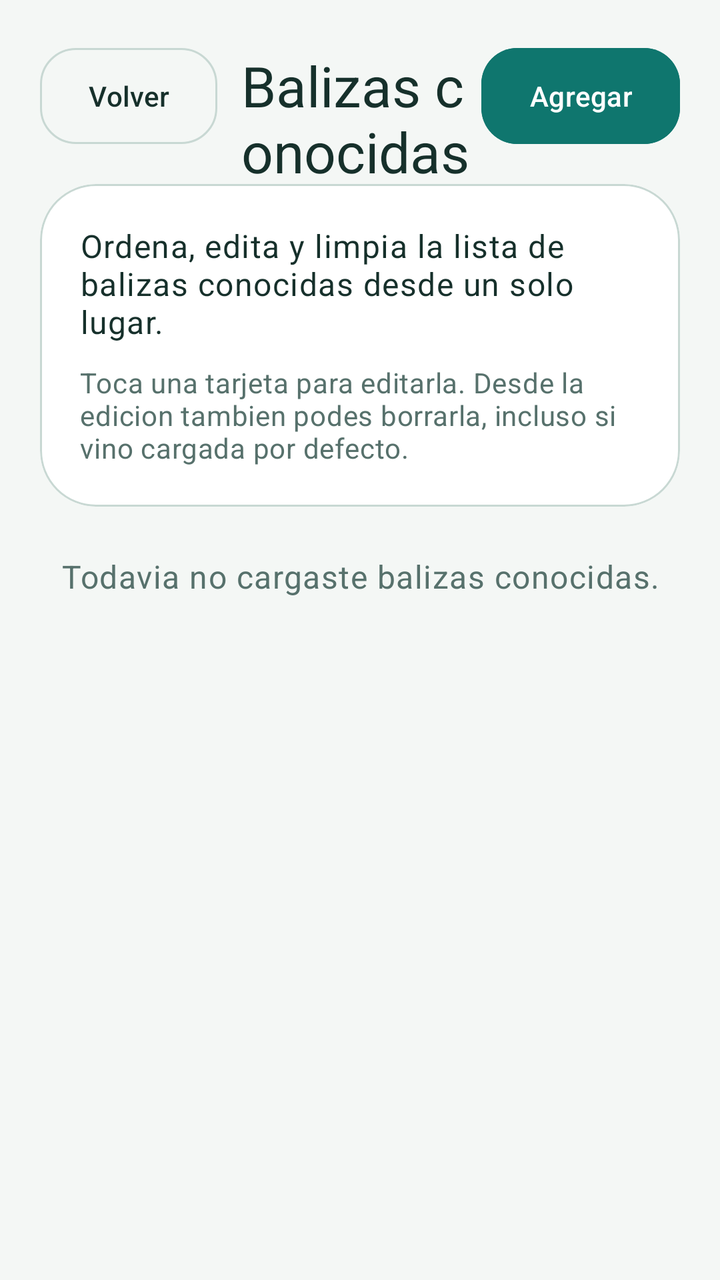
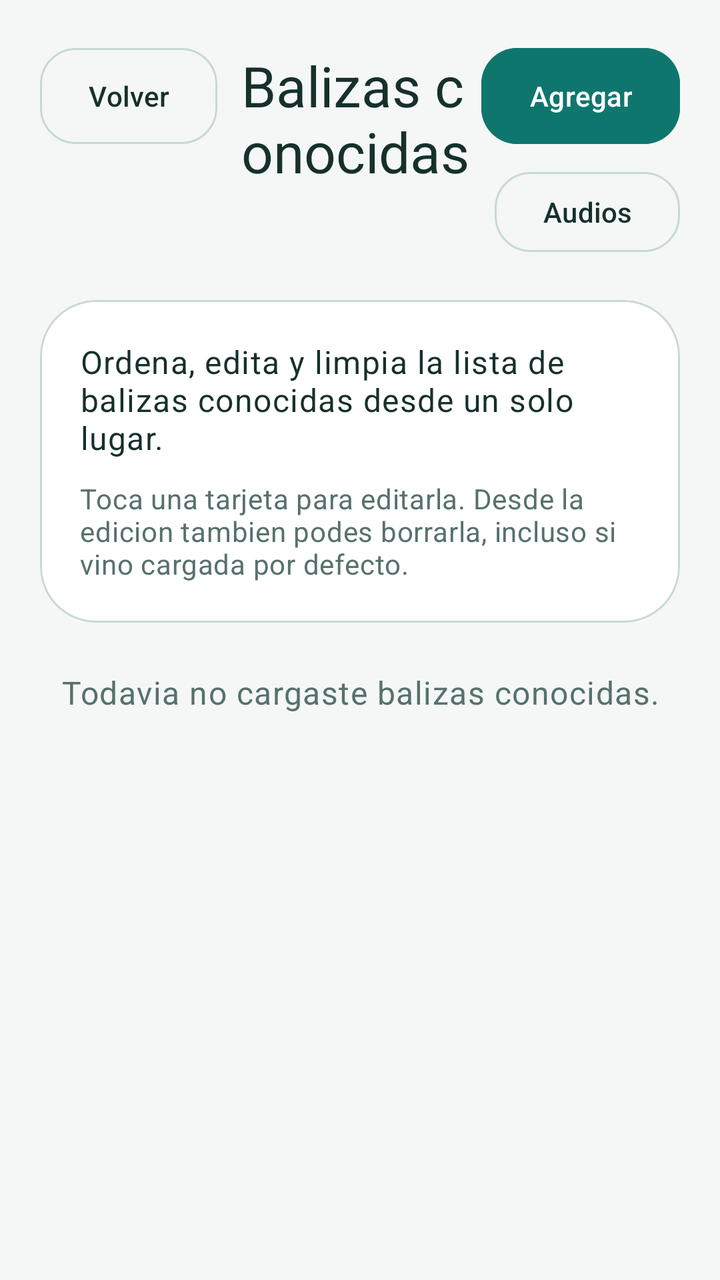

Compare the two renders of this Android layout. The source of the first and the diff that turns it into the second are given below.
<!-- AndroidManifest.xml: application theme Theme.BleBeaconFinder -->
<!-- res/layout/activity_known_beacons.xml -->
<?xml version="1.0" encoding="utf-8"?>
<androidx.constraintlayout.widget.ConstraintLayout xmlns:android="http://schemas.android.com/apk/res/android"
    xmlns:app="http://schemas.android.com/apk/res-auto"
    android:layout_width="match_parent"
    android:layout_height="match_parent"
    android:background="@color/background_color"
    android:paddingHorizontal="20dp"
    android:paddingTop="24dp"
    android:paddingBottom="12dp">

    <com.google.android.material.button.MaterialButton
        android:id="@+id/backKnownBeaconsButton"
        style="@style/Widget.Material3.Button.OutlinedButton"
        android:layout_width="wrap_content"
        android:layout_height="wrap_content"
        android:insetTop="0dp"
        android:insetBottom="0dp"
        android:text="@string/back"
        android:textAllCaps="false"
        app:cornerRadius="18dp"
        app:strokeColor="@color/card_stroke_color"
        android:textColor="@color/text_color"
        app:layout_constraintStart_toStartOf="parent"
        app:layout_constraintTop_toTopOf="parent" />

    <TextView
        android:id="@+id/knownBeaconsTitle"
        android:layout_width="0dp"
        android:layout_height="wrap_content"
        android:layout_marginStart="12dp"
        android:text="@string/known_beacons_title"
        android:textAppearance="@style/TextAppearance.Material3.HeadlineMedium"
        android:textColor="@color/text_color"
        app:layout_constraintEnd_toStartOf="@id/addBeaconButton"
        app:layout_constraintStart_toEndOf="@id/backKnownBeaconsButton"
        app:layout_constraintTop_toTopOf="parent" />

    <com.google.android.material.button.MaterialButton
        android:id="@+id/addBeaconButton"
        style="@style/Widget.Material3.Button"
        android:layout_width="wrap_content"
        android:layout_height="wrap_content"
        android:backgroundTint="@color/button_color"
        android:insetTop="0dp"
        android:insetBottom="0dp"
        android:text="@string/add"
        android:textAllCaps="false"
        android:textColor="@android:color/white"
        app:cornerRadius="18dp"
        app:layout_constraintEnd_toEndOf="parent"
        app:layout_constraintTop_toTopOf="parent" />

    <com.google.android.material.card.MaterialCardView
        android:id="@+id/knownBeaconsHeaderCard"
        android:layout_width="0dp"
        android:layout_height="wrap_content"
        android:layout_marginTop="20dp"
        app:cardBackgroundColor="@color/surface_color"
        app:cardCornerRadius="28dp"
        app:cardElevation="0dp"
        app:strokeColor="@color/card_stroke_color"
        app:layout_constraintEnd_toEndOf="parent"
        app:layout_constraintStart_toStartOf="parent"
        app:layout_constraintTop_toBottomOf="@id/backKnownBeaconsButton">

        <LinearLayout
            android:layout_width="match_parent"
            android:layout_height="wrap_content"
            android:orientation="vertical"
            android:padding="20dp">

            <TextView
                android:id="@+id/knownBeaconsSubtitle"
                android:layout_width="match_parent"
                android:layout_height="wrap_content"
                android:text="@string/known_beacons_subtitle"
                android:textAppearance="@style/TextAppearance.Material3.BodyLarge"
                android:textColor="@color/text_color" />

            <TextView
                android:id="@+id/knownBeaconsHelpText"
                android:layout_width="match_parent"
                android:layout_height="wrap_content"
                android:layout_marginTop="10dp"
                android:text="@string/known_beacons_help"
                android:textAppearance="@style/TextAppearance.Material3.BodyMedium"
                android:textColor="@color/secondary_text_color" />
        </LinearLayout>
    </com.google.android.material.card.MaterialCardView>

    <TextView
        android:id="@+id/emptyKnownBeaconsText"
        android:layout_width="0dp"
        android:layout_height="wrap_content"
        android:layout_marginTop="24dp"
        android:gravity="center"
        android:text="@string/known_beacons_empty"
        android:textAppearance="@style/TextAppearance.Material3.BodyLarge"
        android:textColor="@color/secondary_text_color"
        app:layout_constraintEnd_toEndOf="parent"
        app:layout_constraintStart_toStartOf="parent"
        app:layout_constraintTop_toBottomOf="@id/knownBeaconsHeaderCard" />

    <ListView
        android:id="@+id/knownBeaconsListView"
        android:layout_width="0dp"
        android:layout_height="0dp"
        android:layout_marginTop="16dp"
        android:clipToPadding="false"
        android:listSelector="@android:color/transparent"
        android:paddingBottom="16dp"
        android:divider="@android:color/transparent"
        android:dividerHeight="10dp"
        app:layout_constraintBottom_toBottomOf="parent"
        app:layout_constraintEnd_toEndOf="parent"
        app:layout_constraintStart_toStartOf="parent"
        app:layout_constraintTop_toBottomOf="@id/knownBeaconsHeaderCard" />

</androidx.constraintlayout.widget.ConstraintLayout>
<!-- resources referenced by this layout -->
<resources>
  <color name="background_color">#F4F7F5</color>
  <color name="button_color">#0F766E</color>
  <color name="card_stroke_color">#C8D8D3</color>
  <color name="secondary_text_color">#57716C</color>
  <color name="surface_color">#FFFFFF</color>
  <color name="text_color">#16302B</color>
  <string name="add">Agregar</string>
  <string name="back">Volver</string>
  <string name="known_beacons_empty">Todavia no cargaste balizas conocidas.</string>
  <string name="known_beacons_help">Toca una tarjeta para editarla. Desde la edicion tambien podes borrarla, incluso si vino cargada por defecto.</string>
  <string name="known_beacons_subtitle">Ordena, edita y limpia la lista de balizas conocidas desde un solo lugar.</string>
  <string name="known_beacons_title">Balizas conocidas</string>
  <style name="Theme.BleBeaconFinder" parent="Theme.Material3.DayNight.NoActionBar">
          <item name="android:statusBarColor" tools:targetApi="l">@android:color/transparent</item>
          <item name="android:navigationBarColor">@color/background_color</item>
          <item name="android:windowBackground">@color/background_color</item>
          <item name="colorOnSurface">@color/text_color</item>
      </style>
</resources>

<!-- the commit's change to res/layout/activity_known_beacons.xml (unified diff, before → after) -->
@@ -50,6 +50,20 @@
         app:layout_constraintEnd_toEndOf="parent"
         app:layout_constraintTop_toTopOf="parent" />
 
+    <com.google.android.material.button.MaterialButton
+        android:id="@+id/manageCustomAudioButton"
+        style="@style/Widget.Material3.Button.OutlinedButton"
+        android:layout_width="wrap_content"
+        android:layout_height="wrap_content"
+        android:layout_marginTop="10dp"
+        android:text="@string/custom_audios"
+        android:textAllCaps="false"
+        android:textColor="@color/text_color"
+        app:cornerRadius="18dp"
+        app:layout_constraintEnd_toEndOf="parent"
+        app:layout_constraintTop_toBottomOf="@id/addBeaconButton"
+        app:strokeColor="@color/card_stroke_color" />
+
     <com.google.android.material.card.MaterialCardView
         android:id="@+id/knownBeaconsHeaderCard"
         android:layout_width="0dp"
@@ -61,7 +75,7 @@
         app:strokeColor="@color/card_stroke_color"
         app:layout_constraintEnd_toEndOf="parent"
         app:layout_constraintStart_toStartOf="parent"
-        app:layout_constraintTop_toBottomOf="@id/backKnownBeaconsButton">
+        app:layout_constraintTop_toBottomOf="@id/manageCustomAudioButton">
 
         <LinearLayout
             android:layout_width="match_parent"
<!-- resource entries referenced after the edit -->
@@ -8,6 +8,7 @@
   <color name="text_color">#16302B</color>
   <string name="add">Agregar</string>
   <string name="back">Volver</string>
+  <string name="custom_audios">Audios</string>
   <string name="known_beacons_empty">Todavia no cargaste balizas conocidas.</string>
   <string name="known_beacons_help">Toca una tarjeta para editarla. Desde la edicion tambien podes borrarla, incluso si vino cargada por defecto.</string>
   <string name="known_beacons_subtitle">Ordena, edita y limpia la lista de balizas conocidas desde un solo lugar.</string>
